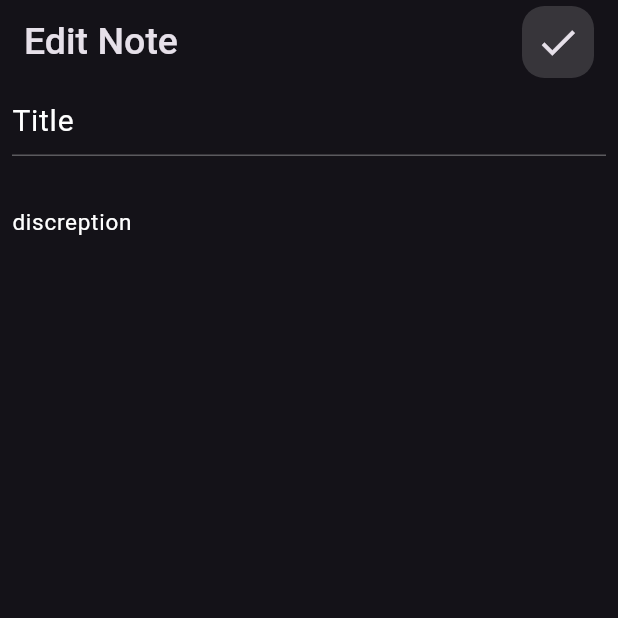
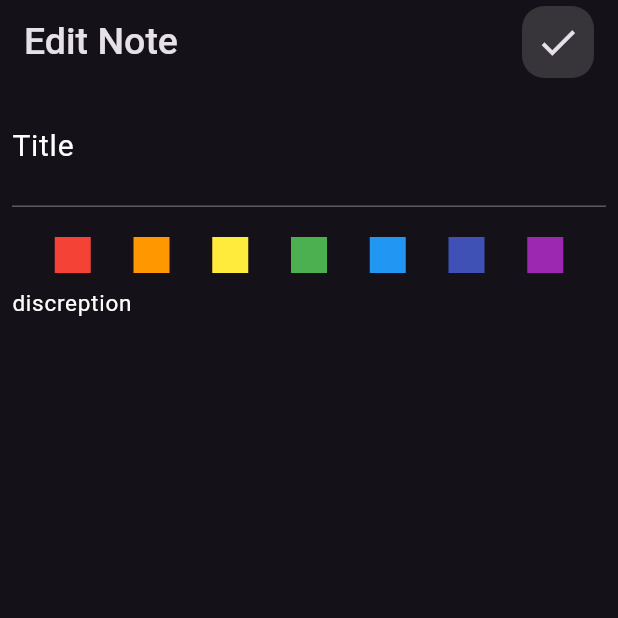
Before and after one commit to ibrahimalnagar45/Notes-App, a Flutter app: the EditNoteView screen opened by its route, on a phone screen of 412 x 824 dp, the top half of it. Run offline on Flutter 3.47's test engine with Material 3 defaults, Android fonts, the phone set to English and light mode, and no system bars.

Commit message:
add the color options and created the note model

```diff
--- /dev/null
+++ b/lib/models/note_model.dart
@@ -0,0 +1,13 @@
+class NoteModel {
+  final String title;
+  final String discreption;
+  final int color;
+  final String date;
+
+  NoteModel({
+    required this.title,
+    required this.discreption,
+    required this.color,
+    required this.date,
+  });
+}
--- a/lib/views/edit_note_view.dart
+++ b/lib/views/edit_note_view.dart
@@ -1,5 +1,6 @@
 import 'package:flutter/material.dart';
 import 'package:notesapp/widgets/custom_app_bar.dart';
+import 'package:notesapp/widgets/custom_color_row_options.dart';
 import 'package:notesapp/widgets/custom_textfield.dart';
 
 class EditNoteView extends StatelessWidget {
@@ -19,15 +20,24 @@ class EditNoteView extends StatelessWidget {
         padding: const EdgeInsets.symmetric(horizontal: 8.0),
         child: ListView(
           children: const [
-            CustomTextField(hintText: "Title", fontSize: 20),
+            SizedBox(
+              height: 18,
+            ),
+            CustomTextField(
+              hintText: "Title",
+              fontSize: 20,
+              maxLine: 2,
+            ),
             SizedBox(
               height: 20,
             ),
+            CustomColorOptions(),
             CustomTextField(
+              maxLine: 5,
               hintText: "discreption",
               fontSize: 15,
               withborder: false,
-            )
+            ),
           ],
         ),
       ),
--- a/lib/widgets/add_note_buttom_sheet.dart
+++ b/lib/widgets/add_note_buttom_sheet.dart
@@ -1,5 +1,6 @@
 import 'package:flutter/material.dart';
 import 'package:notesapp/widgets/custom_botton.dart';
+import 'package:notesapp/widgets/custom_color_row_options.dart';
 import 'package:notesapp/widgets/custom_textfield.dart';
 
 class AddNoteBottumSheet extends StatelessWidget {
@@ -12,16 +13,22 @@ class AddNoteBottumSheet extends StatelessWidget {
       child: ListView(
         children: [
           const CustomTextField(
+            maxLine: 2,
             fontSize: 20,
             hintText: "Title",
           ),
+          const SizedBox(
+            height: 20,
+          ),
+          const CustomColorOptions(),
           const CustomTextField(
+            maxLine: 5,
             fontSize: 15,
             hintText: "Description",
             withborder: false,
           ),
           SizedBox(
-            height: MediaQuery.of(context).size.height / 3,
+            height: MediaQuery.of(context).size.height / 6,
           ),
           const CustomBottom()
         ],
--- a/lib/widgets/custom_app_bar.dart
+++ b/lib/widgets/custom_app_bar.dart
@@ -21,7 +21,9 @@ class CustomAppBar extends StatelessWidget {
             borderRadius: BorderRadiusDirectional.circular(15),
             color: Colors.white.withOpacity(.15),
           ),
-          child:  CustomSearchIcon(icon: icon,),
+          child: CustomIcon(
+            icon: icon,
+          ),
         )
       ],
     );
--- /dev/null
+++ b/lib/widgets/custom_color_container.dart
@@ -0,0 +1,17 @@
+import 'package:flutter/material.dart';
+
+class CustomColorContainer extends StatelessWidget {
+  const CustomColorContainer({super.key, required this.color});
+  final Color color;
+  @override
+  Widget build(BuildContext context) {
+    return GestureDetector(
+      onTap: () {},
+      child: Container(
+        height: 24,
+        width: 24,
+        color: color,
+      ),
+    );
+  }
+}
--- /dev/null
+++ b/lib/widgets/custom_color_row_options.dart
@@ -0,0 +1,36 @@
+import 'package:flutter/material.dart';
+import 'package:notesapp/widgets/custom_color_container.dart';
+
+class CustomColorOptions extends StatelessWidget {
+  const CustomColorOptions({super.key});
+
+  @override
+  Widget build(BuildContext context) {
+    return const Row(
+      mainAxisAlignment: MainAxisAlignment.spaceEvenly,
+      children: [
+        CustomColorContainer(
+          color: Colors.red,
+        ),
+        CustomColorContainer(
+          color: Colors.orange,
+        ),
+        CustomColorContainer(
+          color: Colors.yellow,
+        ),
+        CustomColorContainer(
+          color: Colors.green,
+        ),
+        CustomColorContainer(
+          color: Colors.blue,
+        ),
+        CustomColorContainer(
+          color: Colors.indigo,
+        ),
+        CustomColorContainer(
+          color: Colors.purple,
+        ),
+      ],
+    );
+  }
+}
--- a/lib/widgets/custom_search_icon.dart
+++ b/lib/widgets/custom_search_icon.dart
@@ -1,14 +1,14 @@
 import 'package:flutter/material.dart';
 
-class CustomSearchIcon extends StatelessWidget {
-  const CustomSearchIcon({super.key, required this.icon});
+class CustomIcon extends StatelessWidget {
+  const CustomIcon({super.key, required this.icon});
   final IconData icon;
   @override
   Widget build(BuildContext context) {
     return IconButton(
       onPressed: () {},
-      icon:  Icon(
-    icon,
+      icon: Icon(
+        icon,
         size: 30,
       ),
     );
--- a/lib/widgets/custom_textfield.dart
+++ b/lib/widgets/custom_textfield.dart
@@ -5,15 +5,17 @@ class CustomTextField extends StatelessWidget {
       {super.key,
       this.withborder = true,
       required this.hintText,
-      required this.fontSize});
+      required this.fontSize,
+      required this.maxLine});
   final bool withborder;
   final String hintText;
   final double fontSize;
+  final int maxLine;
   @override
   Widget build(BuildContext context) {
     return TextField(
       keyboardType: TextInputType.multiline,
-      maxLines: null,
+      maxLines: maxLine,
       onSubmitted: (data) {},
       decoration: InputDecoration(
         focusedBorder: withborder == true
```
